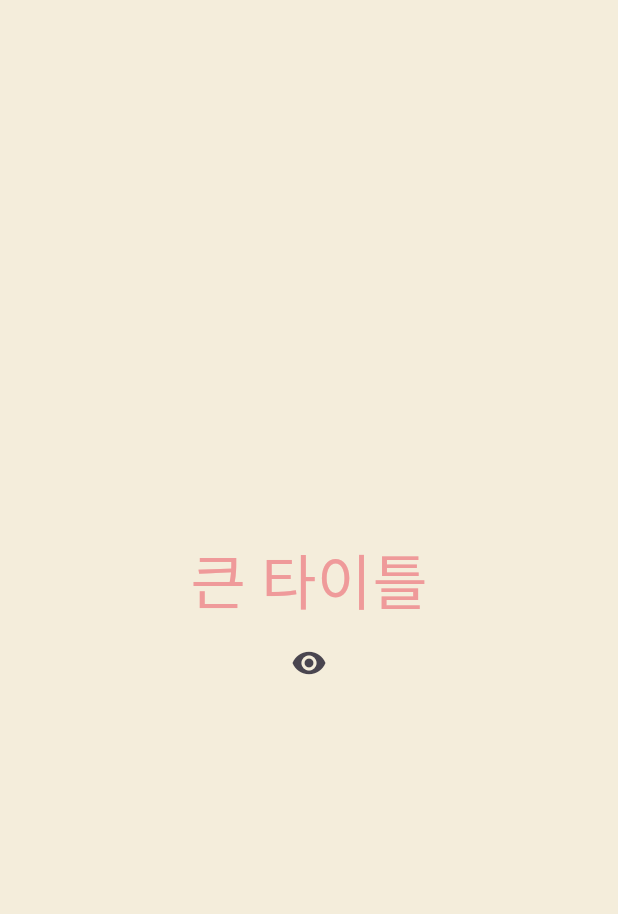
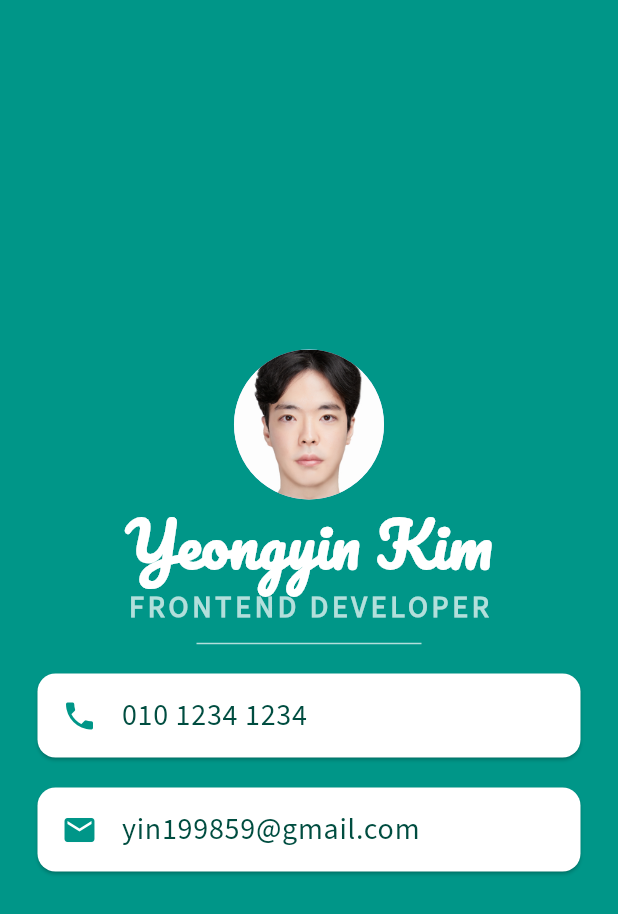
Before and after one commit to kimyoungyin/dart_practice, a Flutter app: the screen it shows after launch, on a phone screen of 412 x 824 dp. Shown: the top 914 px of the screen. Run offline on Flutter 3.47's test engine with Material 3 defaults, Android fonts, the phone set to English and light mode, and no system bars.

Commit message:
fontFamily, assetImage, Card, ListTile

```diff
--- a/lib/main.dart
+++ b/lib/main.dart
@@ -1,96 +1,101 @@
 import 'package:flutter/material.dart';
 
 void main() {
-  runApp(
-    const App(),
-  );
+  runApp(const App());
 }
 
-// flutter root widget
-class App extends StatefulWidget {
+class App extends StatelessWidget {
   const App({super.key});
-
-  @override
-  State<App> createState() => _AppState();
-}
-
-class _AppState extends State<App> {
-  // 그저 class property
-  bool showTitle = true;
-
-  void toggleTitle() {
-    setState(() {
-      showTitle = !showTitle;
-    });
-  }
 
   @override
   Widget build(BuildContext context) {
     return MaterialApp(
-      theme: ThemeData(
-        textTheme: TextTheme(
-          titleLarge: TextStyle(
-            fontSize: 40,
-            color: Colors.red[200],
-          ),
-        ),
-      ),
       home: Scaffold(
-        backgroundColor: const Color(0xfff4eddb),
-        body: Center(
-          child: Column(
-            mainAxisAlignment: MainAxisAlignment.center,
-            children: [
-              showTitle ? const MyBigTitle() : const Text("nothing"),
-              IconButton(
-                onPressed: toggleTitle,
-                icon: const Icon(
-                  Icons.remove_red_eye,
+        backgroundColor: Colors.teal,
+        body: SafeArea(
+          child: Center(
+            child: Column(
+              mainAxisAlignment: MainAxisAlignment.center,
+              crossAxisAlignment: CrossAxisAlignment.center,
+              children: [
+                const CircleAvatar(
+                  radius: 50.0,
+                  backgroundImage: AssetImage(
+                    "images/profile.jpg",
+                  ),
                 ),
-              )
-            ],
+                const Text(
+                  "Yeongyin Kim",
+                  style: TextStyle(
+                    fontFamily: "Pacifico",
+                    fontSize: 40,
+                    color: Colors.white,
+                    fontWeight: FontWeight.bold,
+                  ),
+                ),
+                Text(
+                  "FRONTEND DEVELOPER",
+                  style: TextStyle(
+                    fontFamily: "SourceSans3",
+                    fontSize: 20,
+                    color: Colors.teal[100],
+                    fontWeight: FontWeight.bold,
+                    letterSpacing: 2.5,
+                  ),
+                ),
+                SizedBox(
+                  height: 20,
+                  width: 150,
+                  child: Divider(
+                    color: Colors.teal.shade100,
+                  ),
+                ),
+                Card(
+                    color: Colors.white,
+                    margin: const EdgeInsets.symmetric(
+                      vertical: 10,
+                      horizontal: 25,
+                    ),
+                    child: ListTile(
+                      leading: const Icon(
+                        Icons.phone,
+                        color: Colors.teal,
+                      ),
+                      title: Text(
+                        "010 1234 1234",
+                        style: TextStyle(
+                          color: Colors.teal.shade900,
+                          fontSize: 20,
+                          fontFamily: "SourceSans3",
+                        ),
+                      ),
+                    )),
+                Card(
+                  color: Colors.white,
+                  margin: const EdgeInsets.symmetric(
+                    vertical: 10,
+                    horizontal: 25,
+                  ),
+                  child: ListTile(
+                    leading: const Icon(
+                      Icons.email,
+                      color: Colors.teal,
+                    ),
+                    title: Text(
+                      "yin199859@gmail.com",
+                      style: TextStyle(
+                        color: Colors.teal.shade900,
+                        fontSize: 20,
+                        fontFamily: "SourceSans3",
+                      ),
+                    ),
+                  ),
+                ),
+              ],
+            ),
           ),
         ),
       ),
     );
   }
 }
-
-class MyBigTitle extends StatefulWidget {
-  const MyBigTitle({
-    super.key,
-  });
-
-  @override
-  State<MyBigTitle> createState() => _MyBigTitleState();
-}
-
-class _MyBigTitleState extends State<MyBigTitle> {
-  // 대부분에 경우 initState가 필요 없음
-  // 부모의 state를 사용해야 하는 경우, api를 구독해야 하는 경우
-  // 이는 무조건 build보다 먼저 호출 되어야 하며, 단 한 번 호출됨
-  // 무조건 super.initState()를 호출해야 함
-  @override
-  void initState() {
-    super.initState();
-    print("init");
-  }
-
-  // 위젯이 스크린에서 사라질 때(위젯 트리에서 제거될 때)
-  @override
-  void dispose() {
-    super.dispose();
-    print("dispose");
-  }
-
-  @override
-  Widget build(BuildContext context) {
-    print("build");
-    return Text(
-      "큰 타이틀",
-      style: TextStyle(
-          fontSize: Theme.of(context).textTheme.titleLarge?.fontSize,
-          color: Theme.of(context).textTheme.titleLarge?.color),
-    );
-  }
-}
```
Also changed, not shown: pubspec.yaml (+47 -48 lines), fonts/Pacifico-Regular.ttf (added), fonts/SourceSans3-Regular.ttf (added), images/profile.jpg (added).
